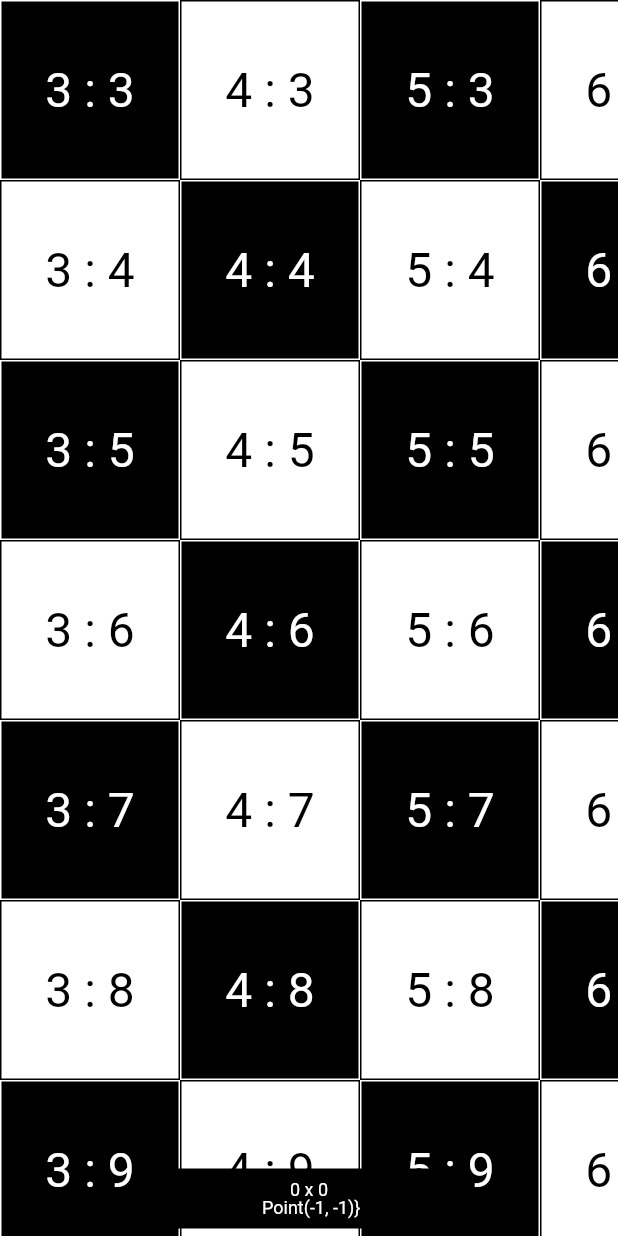
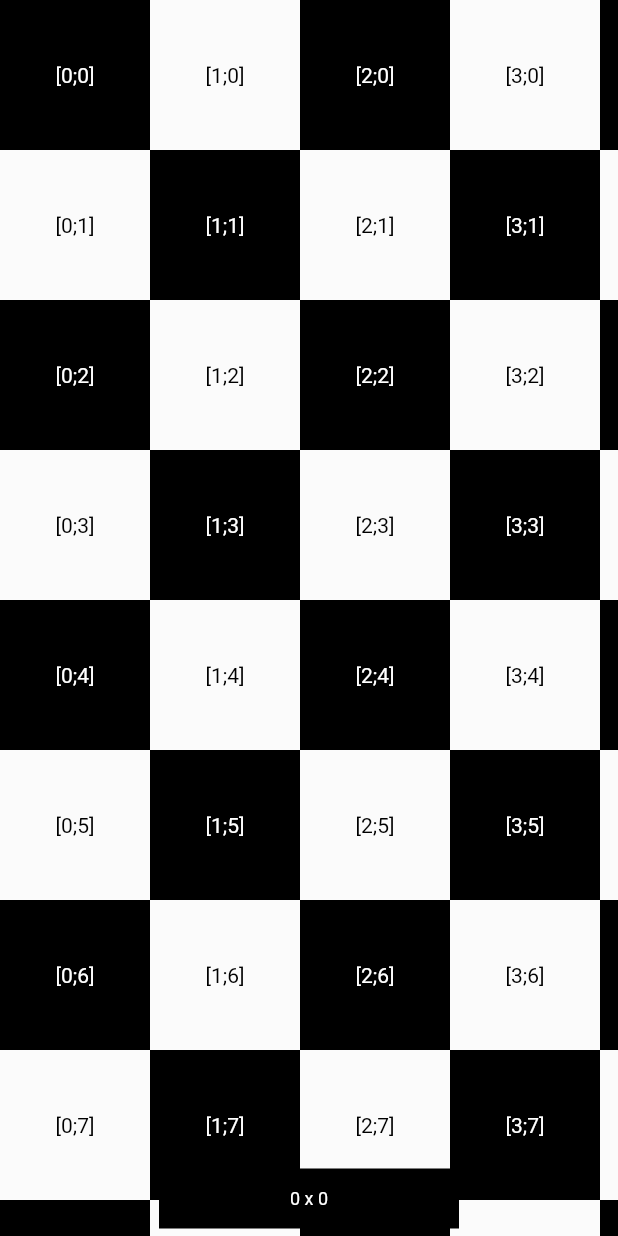
Before and after one commit to PlugFox/interactive_viewer, a Flutter app: the screen it shows after launch, on a phone screen of 412 x 824 dp. Run offline on Flutter 3.47's test engine with Material 2 defaults, Android fonts, the phone set to English and light mode, and no system bars.

Commit message:
remake started

```diff
--- a/lib/src/app.dart
+++ b/lib/src/app.dart
@@ -1,6 +1,6 @@
 import 'package:flutter/material.dart';
-import 'package:game_board/src/board.dart';
-import 'package:game_board/src/tile.dart';
+import 'package:game_board/src/two_dimensions_map/map_properties.dart';
+import 'package:game_board/src/two_dimensions_map/two_dimensions_map.dart';
 
 class App extends StatelessWidget {
   const App({Key? key}) : super(key: key);
@@ -15,6 +15,35 @@ class App extends StatelessWidget {
 class Home extends StatelessWidget {
   const Home({Key? key}) : super(key: key);
 
+  static const mapProperties = MapProperties(
+    tileWidth: 100,
+    tileHeight: 100,
+    tilesOx: 10,
+    tilesOy: 10,
+  );
+
+  @override
+  Widget build(BuildContext context) => Scaffold(
+        body: SafeArea(
+          child: TwoDimensionsMap(
+            isDebug: true,
+            mapProperties: mapProperties,
+            coordinateBuilder: (int x, int y) => Container(
+              color: (x + y) % 2 == 0 ? Colors.black : Colors.white12,
+              width: mapProperties.tileWidth,
+              height: mapProperties.tileHeight,
+              child: Center(
+                child: Text(
+                  '[$x;$y]',
+                  style: TextStyle(color: (x + y) % 2 == 0 ? Colors.white : Colors.black),
+                ),
+              ),
+            ),
+          ),
+        ),
+      );
+
+/*
   @override
   Widget build(BuildContext context) => Scaffold(
         body: SafeArea(
@@ -33,4 +62,6 @@ class Home extends StatelessWidget {
           ),
         ),
       );
+
+   */
 }
--- /dev/null
+++ b/lib/src/two_dimensions_map/map_flow_delegate.dart
@@ -0,0 +1,64 @@
+import 'package:flutter/cupertino.dart';
+import 'package:flutter/foundation.dart';
+import 'package:game_board/src/two_dimensions_map/tiles_builder.dart';
+
+typedef CoordinateBuilder = Widget Function(int x, int y);
+
+class MapFlowDelegate extends FlowDelegate {
+  final TilesBuilder tilesBuilder;
+
+  /// Контроллер со значением координат поля
+  final ValueListenable<Offset> listenable;
+
+  const MapFlowDelegate({
+    required this.tilesBuilder,
+    required this.listenable,
+  }) : super(repaint: listenable);
+
+  @override
+  void paintChildren(FlowPaintingContext context) {
+    var i = 0;
+    final tilesCoordinate = tilesBuilder.coordinate;
+
+    final cellsOx = tilesBuilder.mapProperties.tilesOx;
+    final cellsOy = tilesBuilder.mapProperties.tilesOy;
+
+    for (var x = 0; x < cellsOx; x++) {
+      for (var y = 0; y < cellsOy; y++) {
+        late Offset offset;
+
+        if (x >= (tilesCoordinate.x + tilesBuilder.mapProperties.tilesOx)) {
+          final newX = x - cellsOx;
+          final ox = newX * tilesBuilder.mapProperties.tileWidth;
+
+          offset = Offset(
+            ox,
+            y * tilesBuilder.mapProperties.tileHeight +
+                tilesBuilder.coordinate.y * tilesBuilder.mapProperties.tileHeight,
+          );
+        } else {
+          offset = Offset(
+            x * tilesBuilder.mapProperties.tileWidth,
+            y * tilesBuilder.mapProperties.tileHeight,
+          );
+        }
+
+        // Отрисуем клетку #i
+        context.paintChild(
+          i,
+          opacity: 1,
+          transform: Matrix4.translationValues(
+            offset.dx + listenable.value.dx,
+            offset.dy + listenable.value.dy,
+            0,
+          ),
+        );
+
+        i++;
+      }
+    }
+  }
+
+  @override
+  bool shouldRepaint(covariant MapFlowDelegate oldDelegate) => !identical(listenable, oldDelegate.listenable);
+}
--- /dev/null
+++ b/lib/src/two_dimensions_map/map_layout.dart
@@ -0,0 +1,47 @@
+import 'package:flutter/material.dart';
+import 'package:game_board/src/two_dimensions_map/map_flow_delegate.dart';
+import 'package:game_board/src/two_dimensions_map/map_properties.dart';
+import 'package:game_board/src/two_dimensions_map/throttled_offset_controller.dart';
+import 'package:game_board/src/two_dimensions_map/tiles_builder.dart';
+
+class MapLayout extends StatefulWidget {
+  const MapLayout({
+    required this.offsetController,
+    required this.mapProperties,
+    required this.coordinateBuilder,
+    Key? key,
+  }) : super(key: key);
+
+  final MapProperties mapProperties;
+  final CoordinateBuilder coordinateBuilder;
+
+  /// Контроллер положения камеры
+  final ThrottledOffsetController offsetController;
+
+  @override
+  State<MapLayout> createState() => _MapLayoutState();
+}
+
+class _MapLayoutState extends State<MapLayout> {
+  late final tilesBuilder = TilesBuilder(
+    mapProperties: widget.mapProperties,
+    coordinateBuilder: widget.coordinateBuilder,
+    offsetController: widget.offsetController,
+  );
+
+  @override
+  void initState() {
+    super.initState();
+
+    widget.offsetController.addListener(tilesBuilder.rebuildPosition);
+  }
+
+  @override
+  Widget build(BuildContext context) => Flow(
+        delegate: MapFlowDelegate(
+          listenable: widget.offsetController,
+          tilesBuilder: tilesBuilder,
+        ),
+        children: tilesBuilder.buildTiles().toList(growable: false),
+      );
+}
--- /dev/null
+++ b/lib/src/two_dimensions_map/map_properties.dart
@@ -0,0 +1,19 @@
+class MapProperties {
+  final double tileWidth;
+  final double tileHeight;
+
+  final int tilesOx;
+  final int tilesOy;
+
+  final double offsetOx;
+  final double offsetOy;
+
+  const MapProperties({
+    required this.tileWidth,
+    required this.tileHeight,
+    required this.tilesOx,
+    required this.tilesOy,
+    this.offsetOx = 0,
+    this.offsetOy = 0,
+  });
+}
--- /dev/null
+++ b/lib/src/two_dimensions_map/throttled_offset_controller.dart
@@ -0,0 +1,37 @@
+import 'dart:ui';
+
+import 'package:flutter/foundation.dart';
+
+/// Контроллер отслеживающий отступ камеры для доски
+class ThrottledOffsetController extends ThrottledController<Offset> {
+  ThrottledOffsetController({
+    required Offset initialValue,
+  }) : super(
+          initialValue: initialValue,
+        );
+
+  void translate(double x, double y) => update(value.translate(x, y));
+
+  void reset({double dx = 0, double dy = 0}) {
+    _value = Offset(dx, dy);
+    notifyListeners();
+  }
+}
+
+/// Value Notifier
+class ThrottledController<T extends Object> with ChangeNotifier implements ValueListenable<T> {
+  ThrottledController({
+    required T initialValue,
+  }) : _value = initialValue;
+
+  /// Обновляет текущее значение
+  bool update(T value) {
+    _value = value;
+    notifyListeners();
+    return true;
+  }
+
+  @override
+  T get value => _value;
+  T _value;
+}
--- /dev/null
+++ b/lib/src/two_dimensions_map/tiles_builder.dart
@@ -0,0 +1,47 @@
+import 'dart:async';
+import 'dart:math';
+
+import 'package:flutter/material.dart';
+import 'package:game_board/src/two_dimensions_map/map_flow_delegate.dart';
+import 'package:game_board/src/two_dimensions_map/map_properties.dart';
+import 'package:game_board/src/two_dimensions_map/throttled_offset_controller.dart';
+
+class TilesBuilder {
+  final MapProperties mapProperties;
+  final CoordinateBuilder coordinateBuilder;
+  final pointController = StreamController<Point<int>>();
+  final ThrottledOffsetController offsetController;
+
+  TilesBuilder({
+    required this.mapProperties,
+    required this.coordinateBuilder,
+    required this.offsetController,
+  });
+
+  void close() {
+    pointController.close();
+  }
+
+  /// top-left
+  Point<int> coordinate = const Point<int>(0, 0);
+
+  void rebuildPosition() {
+    final cameraOffset = offsetController.value;
+    final currentTopCoord = Point(-1 * (cameraOffset.dx + mapProperties.tileWidth - 1) ~/ mapProperties.tileWidth,
+        -1 * (cameraOffset.dy + mapProperties.tileHeight - 1) ~/ mapProperties.tileHeight);
+
+    if (coordinate != currentTopCoord) {
+      coordinate = currentTopCoord;
+    }
+
+    //return _storedWidgets;
+  }
+
+  Iterable<Widget> buildTiles() sync* {
+    for (var x = 0; x < mapProperties.tilesOx; x++) {
+      for (var y = 0; y < mapProperties.tilesOy; y++) {
+        yield coordinateBuilder(x, y);
+      }
+    }
+  }
+}
--- /dev/null
+++ b/lib/src/two_dimensions_map/two_dimensions_map.dart
@@ -0,0 +1,73 @@
+import 'dart:math';
+
+import 'package:flutter/material.dart';
+import 'package:game_board/src/two_dimensions_map/map_flow_delegate.dart';
+import 'package:game_board/src/two_dimensions_map/map_layout.dart';
+import 'package:game_board/src/two_dimensions_map/map_properties.dart';
+import 'package:game_board/src/two_dimensions_map/throttled_offset_controller.dart';
+
+class TwoDimensionsMap extends StatefulWidget {
+  const TwoDimensionsMap({
+    required this.mapProperties,
+    required this.coordinateBuilder,
+    Key? key,
+    this.isDebug = false,
+  }) : super(key: key);
+
+  final CoordinateBuilder coordinateBuilder;
+  final MapProperties mapProperties;
+  final bool isDebug;
+
+  @override
+  State<TwoDimensionsMap> createState() => _TwoDimensionsMapState();
+}
+
+class _TwoDimensionsMapState extends State<TwoDimensionsMap> {
+  final _controller = ThrottledOffsetController(initialValue: const Offset(0, 0));
+
+  @override
+  Widget build(BuildContext context) => Stack(
+        alignment: Alignment.center,
+        children: <Widget>[
+          Positioned.fill(
+            child: Center(
+              child: GestureDetector(
+                onPanUpdate: (details) => _controller.translate(details.delta.dx, details.delta.dy),
+                child: LayoutBuilder(
+                  builder: (context, constraints) => MapLayout(
+                    offsetController: _controller,
+                    mapProperties: widget.mapProperties,
+                    coordinateBuilder: widget.coordinateBuilder,
+                  ),
+                ),
+              ),
+            ),
+          ),
+          if (widget.isDebug)
+            Positioned(
+              width: min(200, MediaQuery.of(context).size.width),
+              bottom: 5,
+              height: 40,
+              child: ColoredBox(
+                color: const Color(0xFF000000),
+                child: Center(
+                  child: ValueListenableBuilder<Offset>(
+                    builder: (context, value, child) => Text(
+                      '${value.dx.truncate()} x ${value.dy.truncate()}',
+                      style: const TextStyle(
+                        height: 1,
+                        fontSize: 12,
+                        color: Color(0xFFFFFFFF),
+                      ),
+                      textAlign: TextAlign.center,
+                      //maxLines: 2,
+                      overflow: TextOverflow.clip,
+                    ),
+                    valueListenable: _controller,
+                  ),
+                ),
+              ),
+            ),
+        ],
+      );
+}
```
Also changed, not shown: lib/src/board.dart (+7 -3 lines), lib/src/temp.dart (added, +110 -0 lines), 2 other files.
